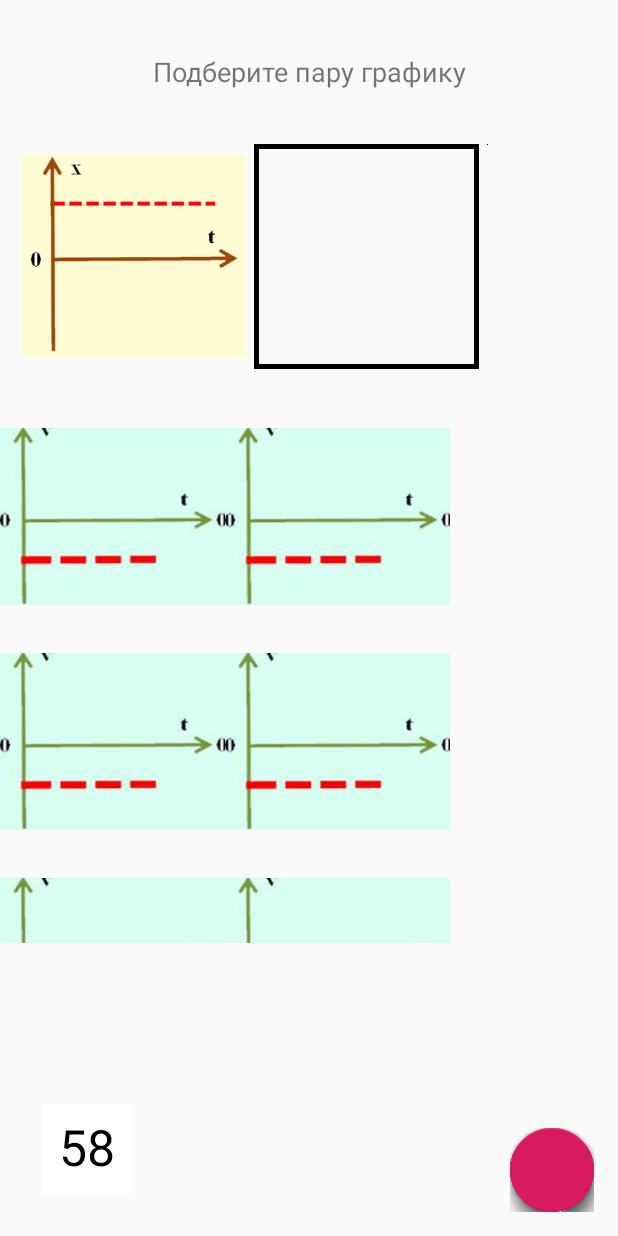
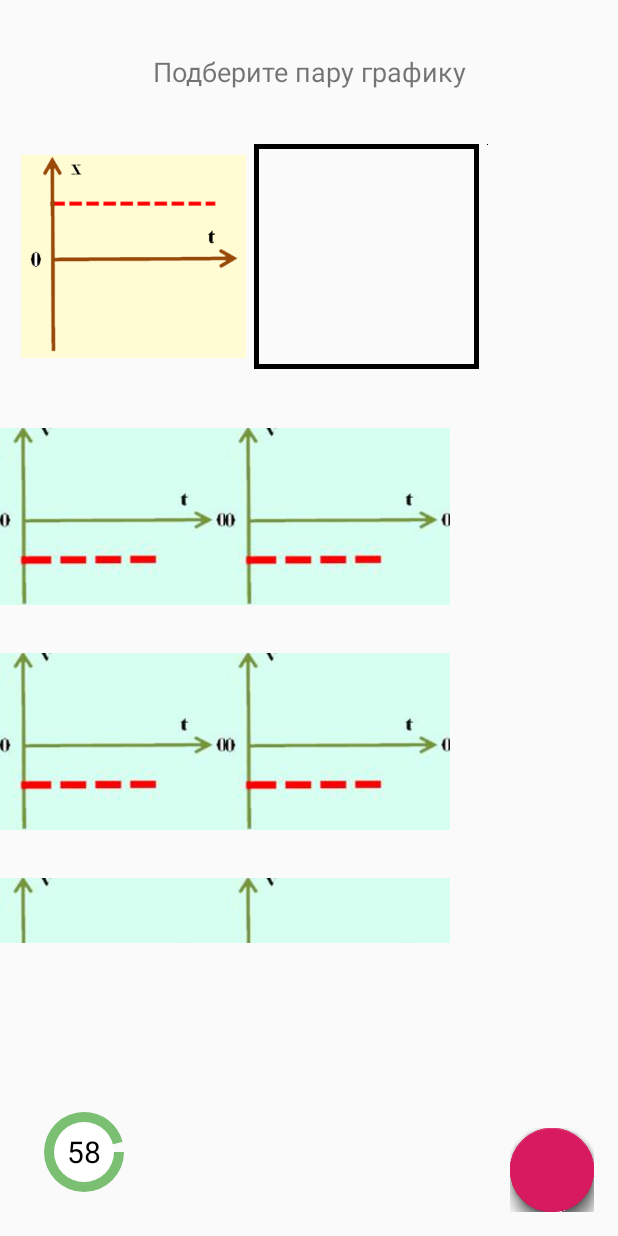
Before and after one commit to IgorKhramtsov/physmin-android, an Android app: the TestFragment_graph_graph2 screen opened through its navigation route, on a phone screen of 412 x 824 dp. Run offline under Robolectric (Android 15) with nearby library versions, the phone set to English and light mode, and no system bars; plain views replace FloatingActionButton, FloatingActionsMenu.

Commit message:
*adapt scale of timer and of answers(popup)

```diff
--- a/app/src/main/java/com/example/physmin/CustomTimer.kt
+++ b/app/src/main/java/com/example/physmin/CustomTimer.kt
@@ -19,13 +19,14 @@ class CustomTimer(context: Context, attrs: AttributeSet?) : ImageView(context, a
     var paintText = TextPaint(TextPaint.ANTI_ALIAS_FLAG)
     var paint = Paint(Paint.ANTI_ALIAS_FLAG)
     var time = 60f
-
-    var hsv  = floatArrayOf(120f, 1f, 0.75f)
+    var staticLayout: StaticLayout?= null
+    var hsv  = floatArrayOf(120f, 0.4f, 0.75f)
 
     init {
         var pb = this
         paint.strokeWidth = 5f
-        paintText.textSize = 50f
+        var density = context.getResources().getDisplayMetrics().density
+        paintText.textSize = 20f*density
 
         var cdt = object : CountDownTimer(60000,500) {
             override fun onTick(millisUntilFinished: Long) {
@@ -50,13 +51,14 @@ class CustomTimer(context: Context, attrs: AttributeSet?) : ImageView(context, a
     override  fun onDraw(canvas: Canvas) {
         super.onDraw(canvas)
         paint.color = Color.HSVToColor(hsv)
-        canvas.drawArc(RectF(canvas.width/2-100f,canvas.height/2-100f,canvas.width/2+100f,canvas.height/2+100f), 360F, 0F+time*6, true, paint)
+        canvas.drawArc(RectF(canvas.width/2-canvas.width/3f,canvas.height/2-canvas.height/3f,canvas.width/2+canvas.width/3f,canvas.height/2+canvas.height/3f), 360F, 0F+time*6, true, paint)
+
         paint.color = Color.WHITE
-        canvas.drawOval(RectF(canvas.width/2-80f,canvas.width/2-80f,canvas.width/2+80f,canvas.width/2+80f),paint)
-        val staticLayout = StaticLayout(Math.round(time).toString(), paintText, canvas.width, Layout.Alignment.ALIGN_CENTER, 1f, 0f, false)
+        canvas.drawOval(RectF(canvas.width/2-canvas.width/4f,canvas.width/2-canvas.width/4f,canvas.width/2+canvas.width/4f,canvas.width/2+canvas.width/4f),paint)
+        staticLayout = StaticLayout(Math.round(time).toString(), paintText, canvas.width, Layout.Alignment.ALIGN_CENTER, 1f, 0f, false)
         canvas.save()
-        canvas.translate(this.width / 2f - staticLayout.width / 2f, this.height / 2f - staticLayout.height / 2f)
-        staticLayout.draw(canvas)
+        canvas.translate(this.width / 2f - staticLayout!!.width / 2f, this.height / 2f - staticLayout!!.height / 2f)
+        staticLayout!!.draw(canvas)
         canvas.restore()
     }
 
--- a/app/src/main/java/com/example/physmin/ScrollGroup.kt
+++ b/app/src/main/java/com/example/physmin/ScrollGroup.kt
@@ -110,7 +110,9 @@ open class ScrollGroup @JvmOverloads constructor(context: Context, attrs: Attrib
         val touchY = event.y
 
         // Override view height by height of first child
+        if(this.getChildAt(0) == null) return  super.onTouchEvent(event)
         val height = this.getChildAt(0).height
+
         when (event.action) {
             MotionEvent.ACTION_DOWN -> {
 
--- a/app/src/main/java/com/example/physmin/SettablePopUpView.kt
+++ b/app/src/main/java/com/example/physmin/SettablePopUpView.kt
@@ -21,6 +21,9 @@ import android.opengl.ETC1.getHeight
 import android.opengl.ETC1.getWidth
 import android.view.Display
 import android.view.WindowManager
+import android.util.DisplayMetrics
+
+
 
 
 class SettablePopUpView(context: Context, attrs: AttributeSet?) : ImageView(context, attrs), View.OnClickListener, Settable {
@@ -58,7 +61,7 @@ class SettablePopUpView(context: Context, attrs: AttributeSet?) : ImageView(cont
 
         var location = intArrayOf(0,0)
         this.getLocationOnScreen(location)
-        popupWindow.showAtLocation(view,0,location[0]-25,location[1]-130)
+        popupWindow.showAtLocation(view,0,location[0]+Math.round(this.width*0.1f),location[1]-Math.round(this.height*0.4f))
     }
 
     override fun onDraw(canvas: Canvas) {
@@ -69,12 +72,12 @@ class SettablePopUpView(context: Context, attrs: AttributeSet?) : ImageView(cont
 
         var bitmap = (picked_view!!.drawable as? BitmapDrawable)?.bitmap
         var image_bitmap = (this!!.drawable as? BitmapDrawable)?.bitmap
-        var iHeight = canvas.height/10f
-        var iWidth = canvas.width/10f
 
+        var iHeight = (canvas.height/10f)
+        var iWidth = (canvas.width/10f)
 
         val src = Rect(0, 0, bitmap!!.getWidth() - 1, bitmap!!.getHeight() - 1)
-        val dest = Rect(Math.round(iWidth*4),Math.round(iHeight),Math.round(iWidth*6),Math.round(iHeight*9))
+        val dest = Rect(Math.round(iWidth*4),Math.round(iHeight*3),Math.round(iWidth*6),Math.round(iHeight*7))
         canvas.drawBitmap(bitmap,src,dest,null)
 
     }
--- a/app/src/main/res/layout/activity_test.xml
+++ b/app/src/main/res/layout/activity_test.xml
@@ -76,11 +76,11 @@
     <com.example.physmin.CustomTimer
         android:id="@+id/progressBar"
         style="?android:attr/progressBarStyle"
-        android:layout_width="60dp"
-        android:layout_height="60dp"
-        android:layout_marginStart="28dp"
-        android:layout_marginLeft="28dp"
-        android:layout_marginBottom="28dp"
+        android:layout_width="80dp"
+        android:layout_height="80dp"
+        android:layout_marginStart="16dp"
+        android:layout_marginLeft="16dp"
+        android:layout_marginBottom="16dp"
         android:max="60"
         app:layout_constraintBottom_toBottomOf="@+id/relativeLayout"
         app:layout_constraintStart_toStartOf="@+id/relativeLayout" />
--- a/app/src/main/res/layout/fragment_test_fragment_graph_graph2.xml
+++ b/app/src/main/res/layout/fragment_test_fragment_graph_graph2.xml
@@ -130,6 +130,21 @@
 
         </com.example.physmin.PickableGroup>
 
+        <com.example.physmin.ScrollGroup
+            android:id="@+id/scrollGroup"
+            android:layout_width="0dp"
+            android:layout_height="324dp"
+            android:layout_marginEnd="8dp"
+            android:layout_marginRight="8dp"
+            android:isScrollContainer="true"
+            android:orientation="vertical"
+            app:layout_constraintEnd_toEndOf="parent"
+            app:layout_constraintStart_toStartOf="parent"
+            tools:layout_editor_absoluteY="273dp">
+
+
+        </com.example.physmin.ScrollGroup>
+
     </com.example.physmin.TestConstraintLayout>
 
 </FrameLayout>
```
